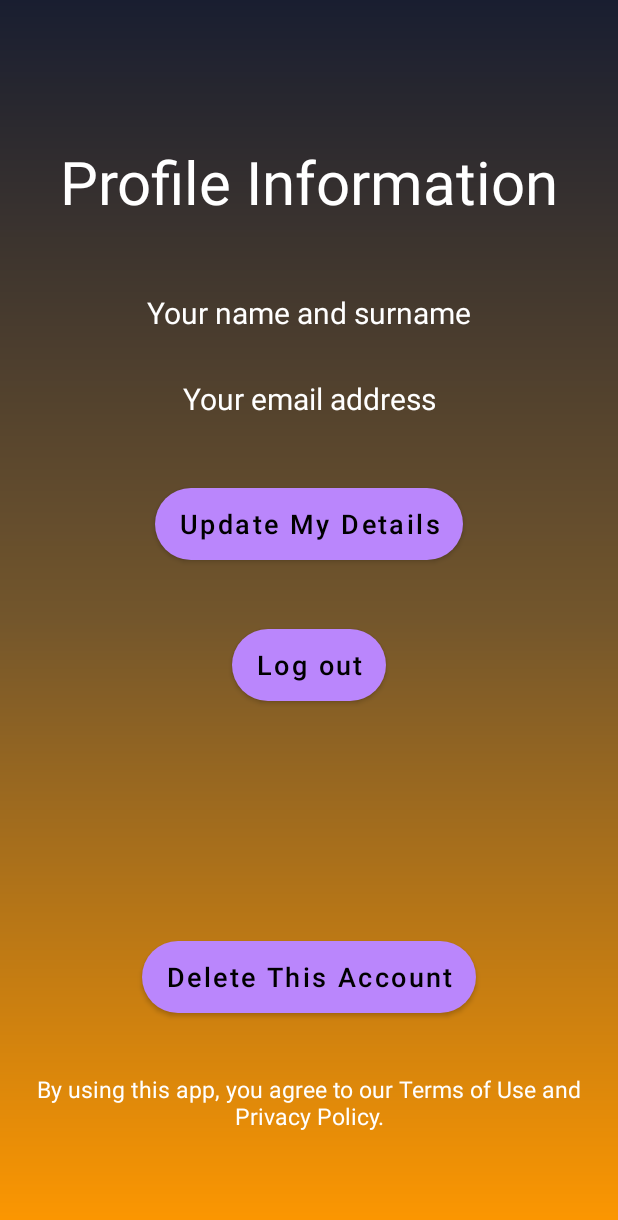
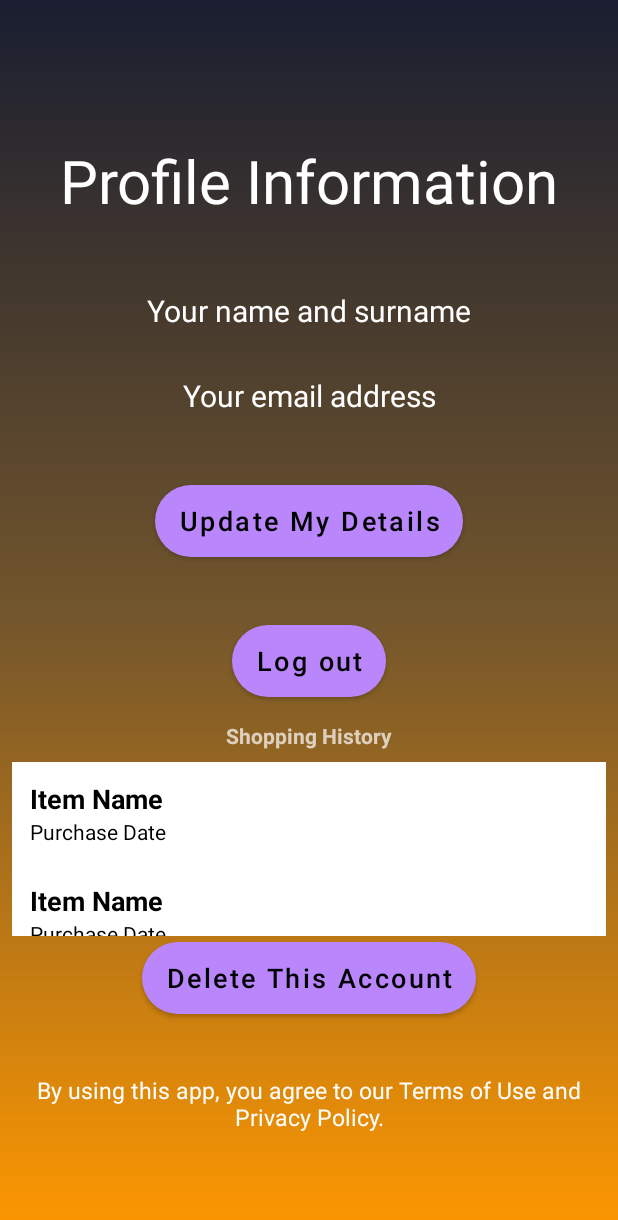
Before and after one commit to Suleyman001/Quick-Shop, an Android app: the layout activity_my_account.xml on its own in the app's theme, with its tools: preview values and no code run, on a phone screen of 412 x 824 dp. Shown: the top 1220 px of the screen. Run offline under Robolectric (Android 15) with nearby library versions, the phone set to English and light mode, and no system bars.

Commit message:
Implemented shopping history display in MyAccountActivity

```diff
--- a/app/src/main/res/layout/activity_my_account.xml
+++ b/app/src/main/res/layout/activity_my_account.xml
@@ -103,12 +103,42 @@
         app:layout_constraintStart_toStartOf="parent"
         app:layout_constraintTop_toBottomOf="@+id/profile_emailTextView" />
 
+
+    <!--to display the shopping history-->
+
+    <TextView
+        android:id="@+id/text_shopping_history"
+        android:layout_width="wrap_content"
+        android:layout_height="wrap_content"
+        android:layout_marginTop="16dp"
+        android:text="Shopping History"
+        android:textStyle="bold"
+        app:layout_constraintBottom_toTopOf="@+id/shopping_history_recyclerView"
+        app:layout_constraintEnd_toEndOf="parent"
+        app:layout_constraintStart_toStartOf="parent"
+        app:layout_constraintTop_toBottomOf="@+id/profile_logoutButton"/>
+
+    <androidx.recyclerview.widget.RecyclerView
+        android:id="@+id/shopping_history_recyclerView"
+        android:layout_width="0dp"
+        android:layout_height="0dp"
+        android:layout_marginBottom="4dp"
+        android:clipToPadding="false"
+        android:padding="8dp"
+        app:layout_constraintBottom_toTopOf="@+id/profile_deleteButton"
+        app:layout_constraintEnd_toEndOf="parent"
+        app:layout_constraintHorizontal_bias="1.0"
+        app:layout_constraintStart_toStartOf="parent"
+        app:layout_constraintTop_toBottomOf="@+id/text_shopping_history"
+        app:layout_constraintVertical_bias="0.0"
+        tools:listitem="@layout/item_shopping_history" />
+
     <Button
         android:id="@+id/profile_deleteButton"
         android:layout_width="wrap_content"
         android:layout_height="wrap_content"
         android:layout_marginStart="16dp"
-        android:layout_marginTop="145dp"
+        android:layout_marginTop="150dp"
         android:layout_marginEnd="16dp"
         android:background="@drawable/buttonarkaplan"
         android:text="Delete This Account"
--- /dev/null
+++ b/app/src/main/res/layout/item_shopping_history.xml
@@ -0,0 +1,26 @@
+<?xml version="1.0" encoding="utf-8"?>
+<LinearLayout xmlns:android="http://schemas.android.com/apk/res/android"
+    android:orientation="vertical"
+    android:padding="12dp"
+    android:layout_width="match_parent"
+    android:layout_height="wrap_content"
+    android:background="@color/white">
+
+    <TextView
+        android:id="@+id/item_title"
+        android:layout_width="wrap_content"
+        android:layout_height="wrap_content"
+        android:text="Item Name"
+        android:textStyle="bold"
+        android:textSize="18sp"
+        android:textColor="@color/black"/>
+
+    <TextView
+        android:id="@+id/item_date"
+        android:layout_width="wrap_content"
+        android:layout_height="wrap_content"
+        android:text="Purchase Date"
+        android:textSize="14sp"
+        android:textColor="@color/black"/>
+
+</LinearLayout>
```
Also changed, not shown: app/src/main/java/nje/hu/quickshop/adapters/ShoppingHistoryAdapter.java (added, +56 -0 lines), app/src/main/java/nje/hu/quickshop/ui/ShoppingItem.java (added, +14 -0 lines).
